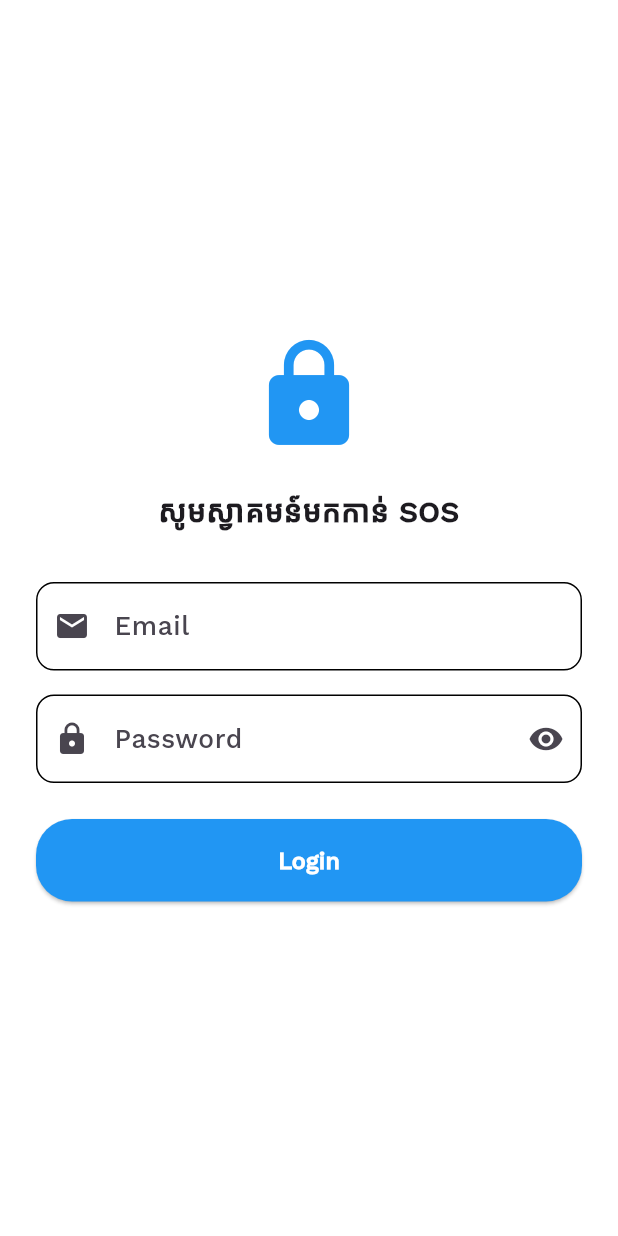
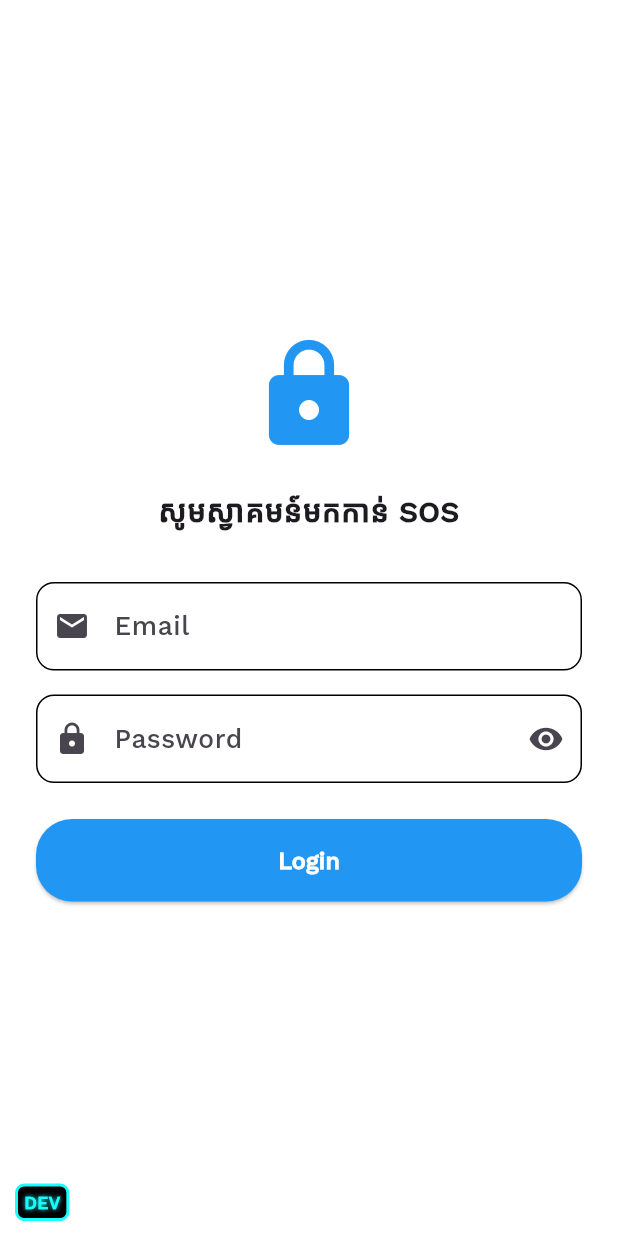
Before and after one commit to SuosPhearith/sos-app-v1, a Flutter app: the AuthLayout screen opened directly, on a phone screen of 412 x 824 dp. Run offline on Flutter 3.47's test engine with Material 3 defaults, Android fonts, the phone set to English and light mode, and no system bars; our stand-ins replace dio, flutter_dotenv, flutter_secure_storage, geocoding, geolocator, go_router and 3 more; missing offline and left inert: flutter_image_gallery_saver; accounts and stored records are empty; network calls fail.

Commit message:
add notify flavor and fixed phone

```diff
--- a/lib/main.dart
+++ b/lib/main.dart
@@ -164,6 +164,7 @@ class MainLayout extends StatefulWidget {
 
 class _MainLayoutState extends State<MainLayout> {
   int _currentIndex = 0;
+  static const flavor = String.fromEnvironment('FLAVOR', defaultValue: 'dev');
 
   final List<Widget> _pages = [
     const HomeScreen(),
@@ -175,7 +176,44 @@ class _MainLayoutState extends State<MainLayout> {
   Widget build(BuildContext context) {
     return Scaffold(
       body: SafeArea(
-        child: _pages[_currentIndex],
+        child: Stack(
+          children: [
+            _pages[_currentIndex],
+            if (flavor == 'dev')
+              Positioned(
+                bottom: 10,
+                left: 10,
+                child: Container(
+                  decoration: BoxDecoration(
+                    color: Colors.black,
+                    borderRadius: BorderRadius.circular(6),
+                    border: Border.all(
+                      color: Colors.cyanAccent,
+                      width: 2,
+                    ),
+                  ),
+                  padding: const EdgeInsets.symmetric(
+                    horizontal: 4,
+                    vertical: 2,
+                  ),
+                  child: const Text(
+                    'DEV',
+                    style: TextStyle(
+                      color: Colors.cyanAccent,
+                      fontWeight: FontWeight.bold,
+                      fontSize: 12,
+                      shadows: [
+                        Shadow(
+                          color: Colors.cyanAccent,
+                          blurRadius: 4,
+                        ),
+                      ],
+                    ),
+                  ),
+                ),
+              ),
+          ],
+        ),
       ),
       bottomNavigationBar: BottomNavigationBar(
         backgroundColor: Colors.white,
@@ -187,8 +225,7 @@ class _MainLayoutState extends State<MainLayout> {
         selectedItemColor: Colors.blue,
         unselectedItemColor: Colors.grey,
         items: const [
-          BottomNavigationBarItem(
-              icon: Icon(Icons.home_filled), label: "ទំព័រដើម"),
+          BottomNavigationBarItem(icon: Icon(Icons.home), label: "ទំព័រដើម"),
           BottomNavigationBarItem(
               icon: Icon(Icons.receipt), label: "វិក្កយបត្រ"),
           BottomNavigationBarItem(icon: Icon(Icons.person), label: "គណនី"),
@@ -202,11 +239,48 @@ class _MainLayoutState extends State<MainLayout> {
 class AuthLayout extends StatelessWidget {
   final Widget child;
   const AuthLayout({required this.child, super.key});
+  static const flavor = String.fromEnvironment('FLAVOR', defaultValue: 'dev');
 
   @override
   Widget build(BuildContext context) {
     return Scaffold(
-      body: SafeArea(child: child), // Displays the Login or other pages
+      body: SafeArea(
+          child: Stack(children: [
+        child,
+        if (flavor == 'dev')
+          Positioned(
+            bottom: 10,
+            left: 10,
+            child: Container(
+              decoration: BoxDecoration(
+                color: Colors.black,
+                borderRadius: BorderRadius.circular(6),
+                border: Border.all(
+                  color: Colors.cyanAccent,
+                  width: 2,
+                ),
+              ),
+              padding: const EdgeInsets.symmetric(
+                horizontal: 4,
+                vertical: 2,
+              ),
+              child: const Text(
+                'DEV',
+                style: TextStyle(
+                  color: Colors.cyanAccent,
+                  fontWeight: FontWeight.bold,
+                  fontSize: 12,
+                  shadows: [
+                    Shadow(
+                      color: Colors.cyanAccent,
+                      blurRadius: 4,
+                    ),
+                  ],
+                ),
+              ),
+            ),
+          ),
+      ])), // Displays the Login or other pages
     );
   }
 }
--- a/lib/providers/global/auth_provider.dart
+++ b/lib/providers/global/auth_provider.dart
@@ -7,6 +7,7 @@ class AuthProvider extends ChangeNotifier {
   bool _isLoading = false;
   String? _error;
   bool _isLoggedIn = false;
+  bool _isChecking = false;
 
   // Services
   final FlutterSecureStorage _storage = FlutterSecureStorage();
@@ -16,6 +17,7 @@ class AuthProvider extends ChangeNotifier {
   bool get isLoading => _isLoading;
   String? get error => _error;
   bool get isLoggedIn => _isLoggedIn;
+  bool get isChecking => _isChecking;
 
   // Setters
 
@@ -113,13 +115,13 @@ class AuthProvider extends ChangeNotifier {
   // Check Auth
   Future<void> handleCheckAuth() async {
     try {
-      _isLoading = true;
+      _isChecking = true;
       notifyListeners();
       _isLoggedIn = await _validateToken();
     } catch (e) {
       _isLoggedIn = false;
     } finally {
-      _isLoading = false;
+      _isChecking = false;
       notifyListeners();
     }
   }
--- a/lib/screens/login_screen.dart
+++ b/lib/screens/login_screen.dart
@@ -143,12 +143,19 @@ class _LoginScreenState extends State<LoginScreen> {
                           ),
                           padding: const EdgeInsets.symmetric(vertical: 16),
                         ),
-                        child: Text(
-                          authProvider.isLoading ? 'Loading...' : "Login",
+                        child: !authProvider.isLoading
+                            ? Text(
+                                "Login",
                                 style: TextStyle(
                                   fontSize: 16,
                                   fontWeight: FontWeight.bold,
                                   color: Colors.white,
+                                ),
+                              )
+                            : Center(
+                                child: CircularProgressIndicator(
+                                  color: Colors.white,
+                                  strokeWidth: 2,
                                 ),
                               ),
                       ),
```
Also changed, not shown: lib/middlewares/auth_middleware.dart (+8 -0 lines), lib/utils/help.dart (+19 -1 lines). Lines whose indentation alone changed are shown as unchanged.
